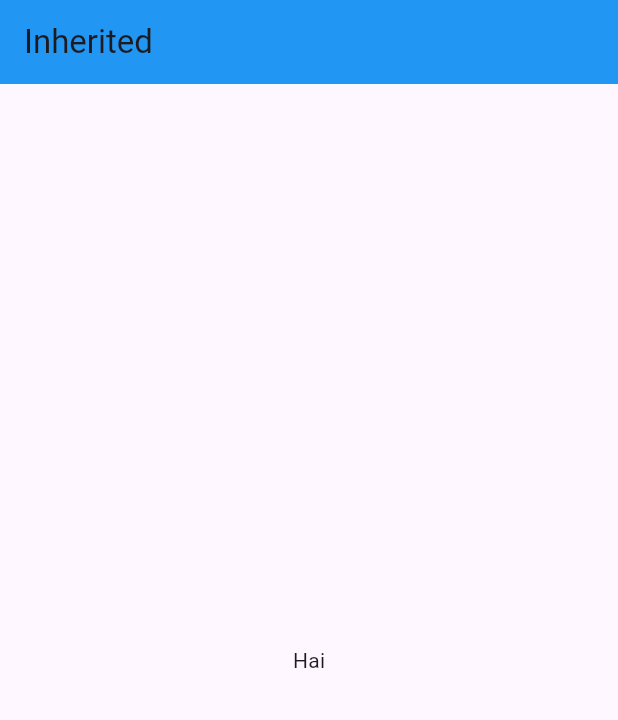
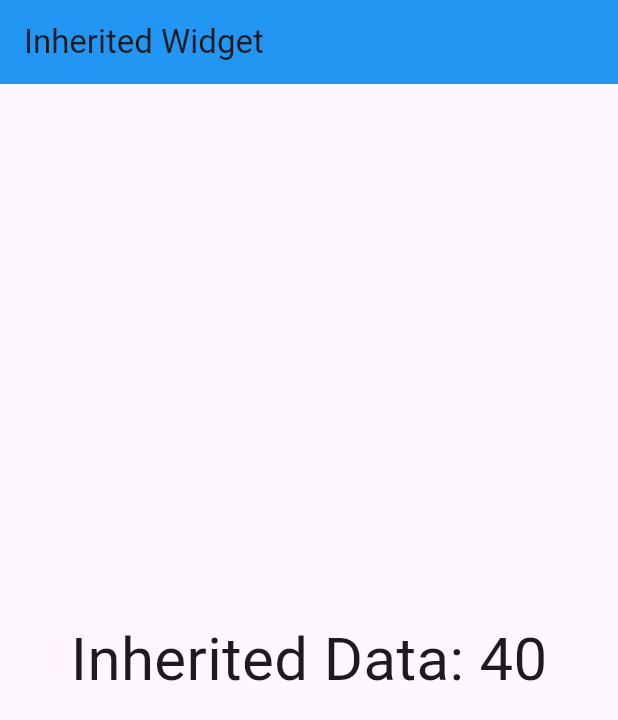
Before and after one commit to PearlinsmilyH/Flutter, a Flutter app: the screen it shows after launch, on a phone screen of 412 x 824 dp. Shown: the top 720 px of the screen. Run offline on Flutter 3.47's test engine with Material 3 defaults, Android fonts, the phone set to English and light mode, and no system bars.

Commit message:
Update main.dart

```diff
--- a/lib/main.dart
+++ b/lib/main.dart
@@ -3,58 +3,47 @@ import 'package:flutter/material.dart';
 void main() {
   runApp(MyApp());
 }
+                                                                                  // Define a custom InheritedWidget
+class MyInheritedWidget extends InheritedWidget {
+  final int data;
 
-class MyApp extends StatelessWidget {
-  const MyApp({Key? key}) : super(key: key);
-
+  MyInheritedWidget({Key? key, required this.data, required Widget child})
+      : super(key: key, child: child);                                            // Helper method to access the inherited widget from any descendant widget
+                                                                                  // This is a static method that provides a convenient way to access the inherited data within the widget tree.
+                                                                                  // It uses the dependOnInheritedWidgetOfExactType method of the BuildContext to retrieve the nearest ancestor MyInheritedWidget instance.
+  static MyInheritedWidget of(BuildContext context) {
+    return context.dependOnInheritedWidgetOfExactType<MyInheritedWidget>()!;
+  }                                                                                // This method is called whenever the inherited data changes. It compares the old and
+  @override
+  bool updateShouldNotify(MyInheritedWidget oldWidget) {                            // new data to determine whether the widget's descendants should be notified of the change
+    return oldWidget.data != data;
+  }
+}
+class MyWidget extends StatelessWidget {                                           // Widget that consumes the inherited data
   @override
   Widget build(BuildContext context) {
-    return const MaterialApp(
-      home: MyScreen(),
+    final inheritedData = MyInheritedWidget.of(context).data;                      // Access the inherited data using MyInheritedWidget.of(context)
+    return Text(
+      'Inherited Data: $inheritedData',
+      style: TextStyle(fontSize: 40),
     );
   }
 }
-
-class MyInheritedWidget extends InheritedWidget {
-  const MyInheritedWidget(
-      {Key? key, required this.child, required this.message})
-      : super(key: key, child: child);
-
-  final Widget child;
-  final String message;
-
-  static MyInheritedWidget of(BuildContext context) {
-    return context.dependOnInheritedWidgetOfExactType<MyInheritedWidget>()!;
-  }
-
-  @override
-  bool updateShouldNotify(MyInheritedWidget oldWidget) {
-    return oldWidget.message != message;
-  }
-}
-
-class MyScreen extends StatelessWidget {
-  const MyScreen({Key? key}) : super(key: key);
-
+class MyApp extends StatelessWidget {
   @override
   Widget build(BuildContext context) {
-    return Scaffold(
-      appBar: AppBar(
-        title: const Text("Inherited"),
-        backgroundColor: Colors.blue,
-      ),
-      body: MyInheritedWidget(
-        // passing the message as string
-        message: "Hai",
-        child: Builder(
-          builder: (BuildContext innerContext) {
-            return Center(
-                child: Text(
-              // using the message of our inherited widget using of()
-              MyInheritedWidget.of(innerContext).message,
-              style: const TextStyle(fontWeight: FontWeight.normal),
-            ));
-          },
+    return MaterialApp(
+      title: 'Inherited Widget',
+      home: MyInheritedWidget(
+        data: 40, // Data to be inherited
+        child: Scaffold(
+          appBar: AppBar(
+            title: Text('Inherited Widget'),
+            backgroundColor: Colors.blue,
+          ),
+          body: Center(
+            child: MyWidget(),                                                     // Widget that consumes the inherited data
+          ),
         ),
       ),
     );
```
